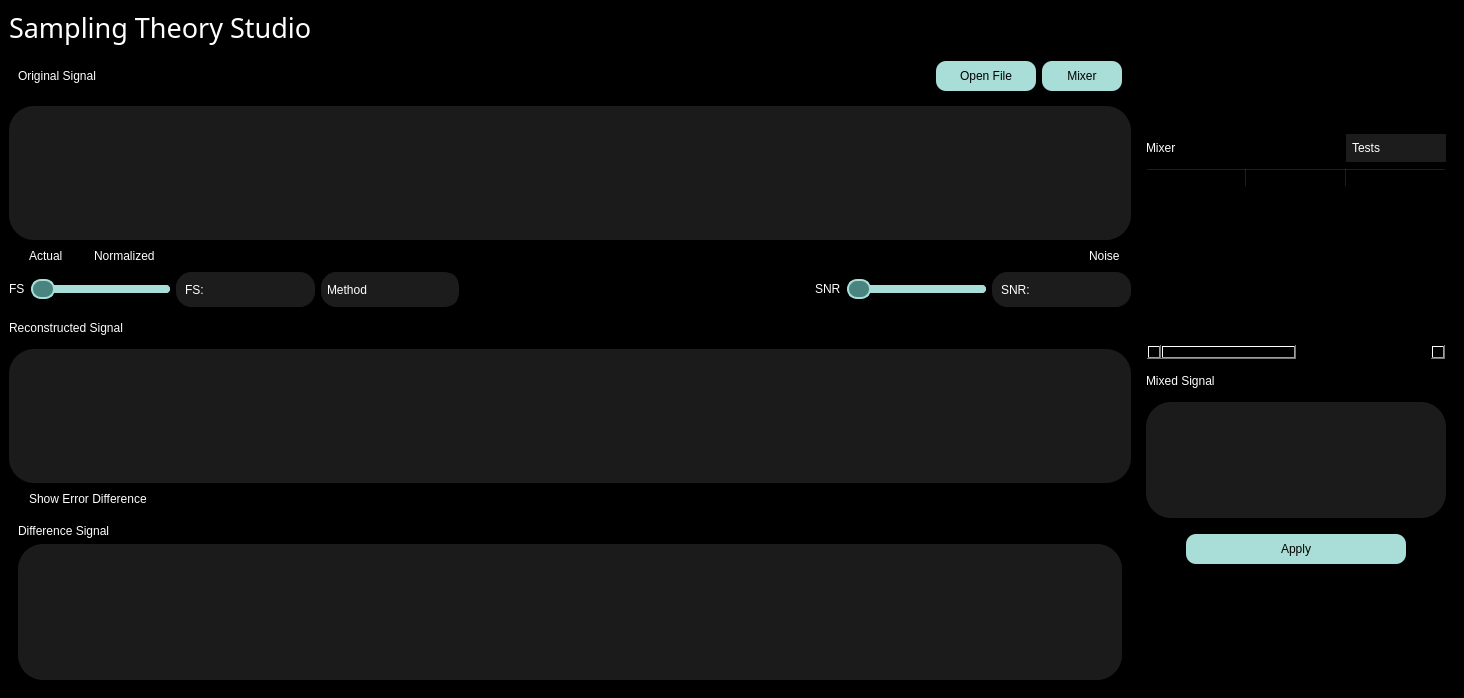
Before: the Qt Designer form ui_version2.ui in hassnaa11/Sampling-Theory-Studio, drawn with Qt 5.
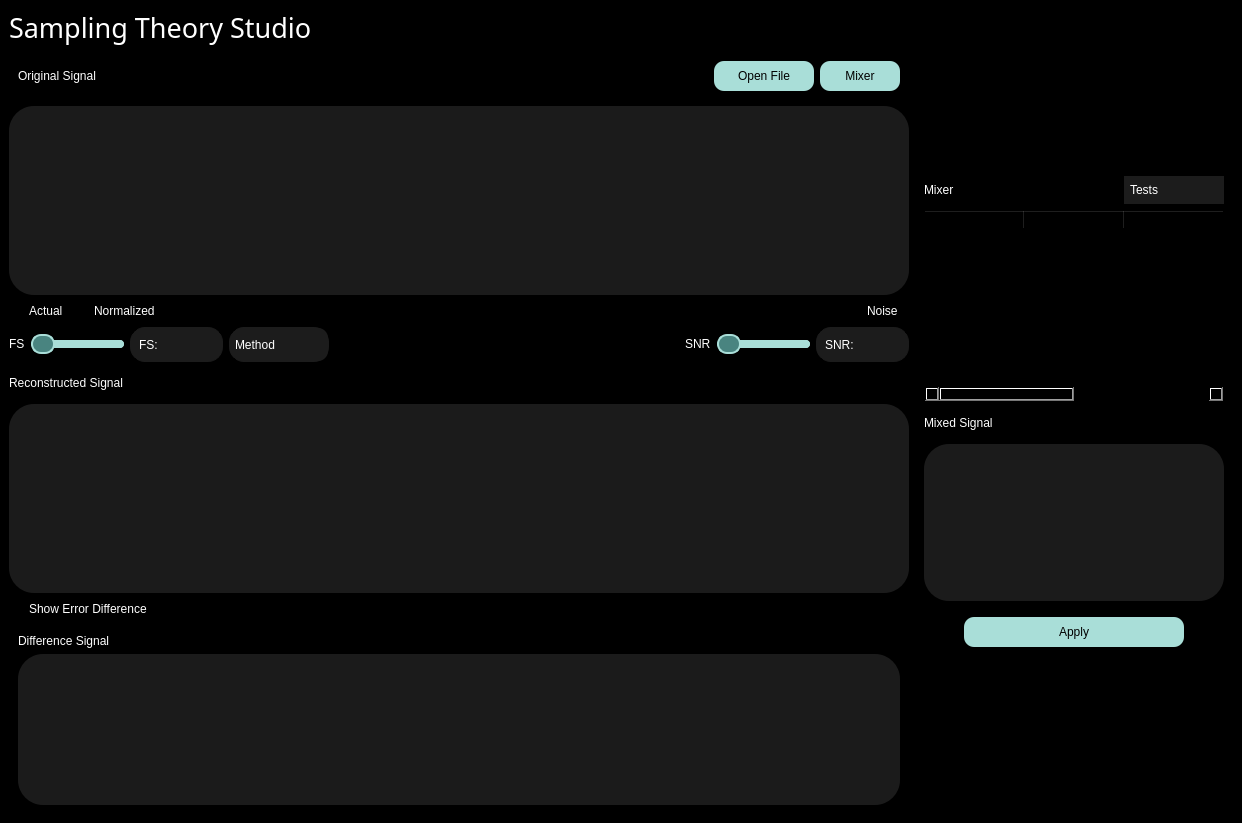
After: the same form once the commit is applied. Icons and pictures are not drawn.

What changed in the file:
```diff
--- a/ui_version2.ui
+++ b/ui_version2.ui
@@ -6,8 +6,8 @@
    <rect>
     <x>0</x>
     <y>0</y>
-    <width>1464</width>
-    <height>698</height>
+    <width>1242</width>
+    <height>823</height>
    </rect>
   </property>
   <property name="sizePolicy">
@@ -29,8 +29,8 @@
      <verstretch>0</verstretch>
     </sizepolicy>
    </property>
-   <layout class="QHBoxLayout" name="horizontalLayout_2">
-    <item>
+   <layout class="QGridLayout" name="gridLayout">
+    <item row="0" column="0">
      <layout class="QVBoxLayout" name="verticalLayout">
       <property name="sizeConstraint">
        <enum>QLayout::SetNoConstraint</enum>
@@ -81,7 +81,7 @@
           </property>
          </widget>
         </item>
-        <item alignment="Qt::AlignLeft">
+        <item>
          <widget class="QWidget" name="top_task_bar_widget" native="true">
           <property name="sizePolicy">
            <sizepolicy hsizetype="Expanding" vsizetype="Fixed">
@@ -118,33 +118,17 @@
             </widget>
            </item>
            <item>
-            <layout class="QHBoxLayout" name="horizontalLayout_13">
-             <property name="sizeConstraint">
-              <enum>QLayout::SetNoConstraint</enum>
-             </property>
-             <property name="leftMargin">
-              <number>15</number>
-             </property>
-             <property name="rightMargin">
-              <number>15</number>
-             </property>
-             <item>
               <spacer name="horizontalSpacer">
                <property name="orientation">
                 <enum>Qt::Horizontal</enum>
                </property>
-               <property name="sizeType">
-                <enum>QSizePolicy::Expanding</enum>
-               </property>
                <property name="sizeHint" stdset="0">
                 <size>
-                 <width>1200</width>
+               <width>40</width>
                  <height>20</height>
                 </size>
                </property>
               </spacer>
-             </item>
-            </layout>
            </item>
            <item>
             <widget class="QPushButton" name="open_file_button">
@@ -865,7 +849,7 @@
       </item>
      </layout>
     </item>
-    <item>
+    <item row="0" column="1">
      <widget class="QWidget" name="side_bar_widget" native="true">
       <property name="sizePolicy">
        <sizepolicy hsizetype="Fixed" vsizetype="Expanding">
```
Lines whose indentation alone changed are shown as unchanged.
